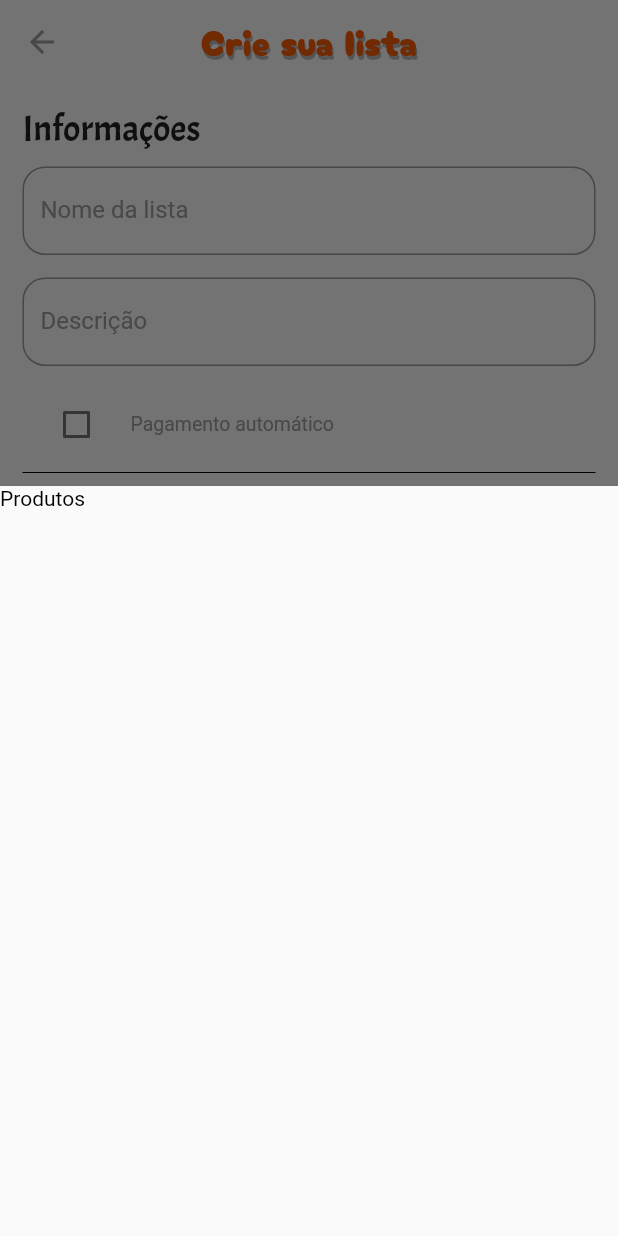
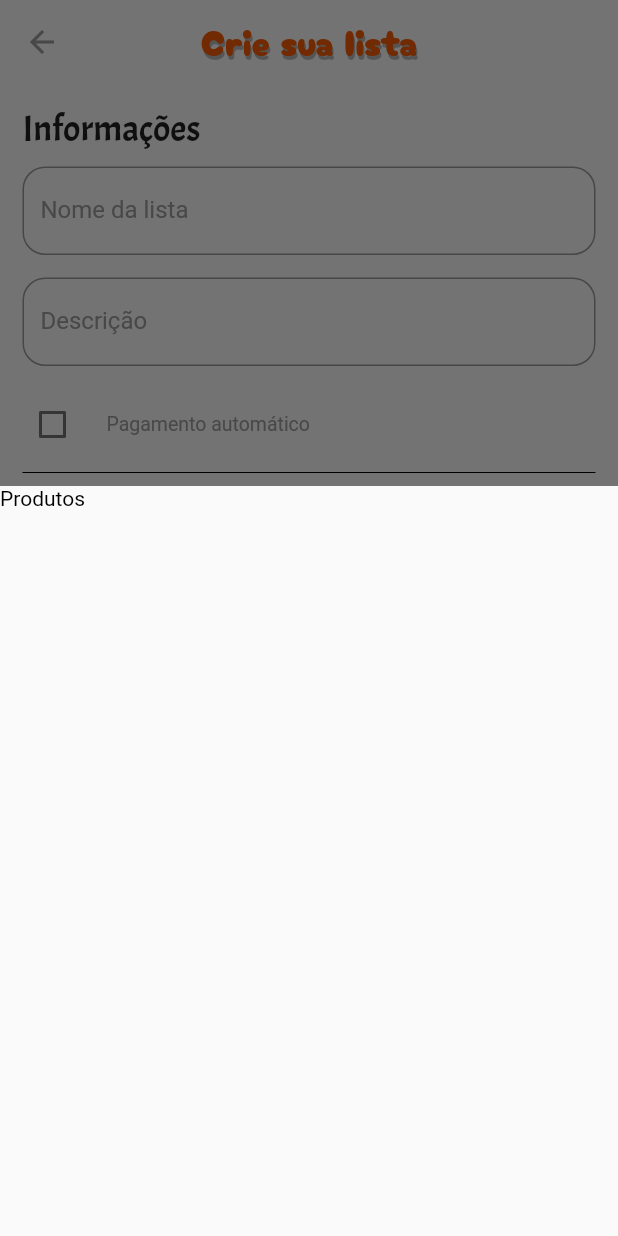
Before and after one commit to AndreLiberato/project_silk, a Flutter app: the ListFormScreen screen opened by its route, after a tap on the "add" icon, on a phone screen of 412 x 824 dp. Run offline on Flutter 3.47's test engine with Material 2 defaults, Android fonts, the phone set to English and light mode, and no system bars.

Commit message:
feat-editing form added

```diff
--- a/vish/lib/screens/list_form_screen.dart
+++ b/vish/lib/screens/list_form_screen.dart
@@ -1,7 +1,8 @@
 import 'package:flutter/material.dart';
 import 'package:intl/intl.dart';
+import 'package:vish/widgets/list_product_item.dart';
 
-import '../models/product.dart';
+import '../models/list_product.dart';
 import '/models/grocery_list.dart';
 import '../widgets/my_appbar.dart';
 
@@ -13,16 +14,18 @@ class ListFormScreen extends StatefulWidget {
 }
 
 class _ListFormScreenState extends State<ListFormScreen> {
-  GroceryList? groceryList = GroceryList(name: "", id: "1");
+  GroceryList? groceryList;
+  final _nameController = TextEditingController();
+  final _descriptionController = TextEditingController();
   final FocusNode _nameNode = FocusNode();
   final FocusNode _descriptionNode = FocusNode();
   bool _hasAutoPayment = false;
   DateTime? _autoPaymentDate = DateTime.now();
-  List<Product> _products = [];
+  List<ListProduct> _products = [];
   final GlobalKey _formKey = GlobalKey();
 
   @override
-  void initState() {
+  void initialState() {
     super.initState();
     _nameNode.addListener(() {
       setState(() {});
@@ -41,10 +44,14 @@ class _ListFormScreenState extends State<ListFormScreen> {
 
   @override
   Widget build(BuildContext context) {
-    if (ModalRoute.of(context)!.settings.arguments != null) {
+    if (ModalRoute.of(context)!.settings.arguments != null &&
+        groceryList == null) {
       groceryList = ModalRoute.of(context)!.settings.arguments as GroceryList;
-    } else {
-      groceryList = null;
+      _nameController.text = groceryList!.name;
+      _descriptionController.text = groceryList!.description;
+      _products = groceryList!.listProducts;
+      _hasAutoPayment = groceryList!.hasAutoPayment;
+      _autoPaymentDate = groceryList!.paymentDate;
     }
 
     return Scaffold(
@@ -65,8 +72,10 @@ class _ListFormScreenState extends State<ListFormScreen> {
                 height: 10,
               ),
               TextFormField(
+                style: const TextStyle(color: Colors.black),
                 focusNode: _nameNode,
                 cursorColor: Theme.of(context).primaryColor,
+                controller: _nameController,
                 decoration: InputDecoration(
                     labelText: "Nome da lista",
                     labelStyle: TextStyle(
@@ -86,6 +95,8 @@ class _ListFormScreenState extends State<ListFormScreen> {
                 height: 15,
               ),
               TextFormField(
+                style: const TextStyle(color: Colors.black),
+                controller: _descriptionController,
                 focusNode: _descriptionNode,
                 cursorColor: Theme.of(context).primaryColor,
                 decoration: InputDecoration(
@@ -114,6 +125,7 @@ class _ListFormScreenState extends State<ListFormScreen> {
                     style: TextStyle(color: Colors.grey),
                   ),
                   value: _hasAutoPayment,
+                  contentPadding: const EdgeInsets.only(right: 130),
                   activeColor: Theme.of(context).primaryColor,
                   onChanged: (value) {
                     setState(() {
@@ -194,7 +206,7 @@ class _ListFormScreenState extends State<ListFormScreen> {
                           context: context,
                           isScrollControlled: true,
                           builder: ((context) {
-                            return SizedBox(
+                            return const SizedBox(
                               height: 500,
                               child: Text(
                                 "Produtos",
@@ -216,12 +228,8 @@ class _ListFormScreenState extends State<ListFormScreen> {
                 fit: FlexFit.tight,
                 child: ListView.builder(
                     itemCount: _products.length,
-                    itemBuilder: ((context, index) => ListTile(
-                          leading: CircleAvatar(
-                              backgroundColor: Colors.transparent,
-                              backgroundImage:
-                                  NetworkImage(_products[index].imageUrl[0])),
-                        ))),
+                    itemBuilder: ((context, index) =>
+                        ListProductItem(_products[index]))),
               )
             ],
           ),
```
